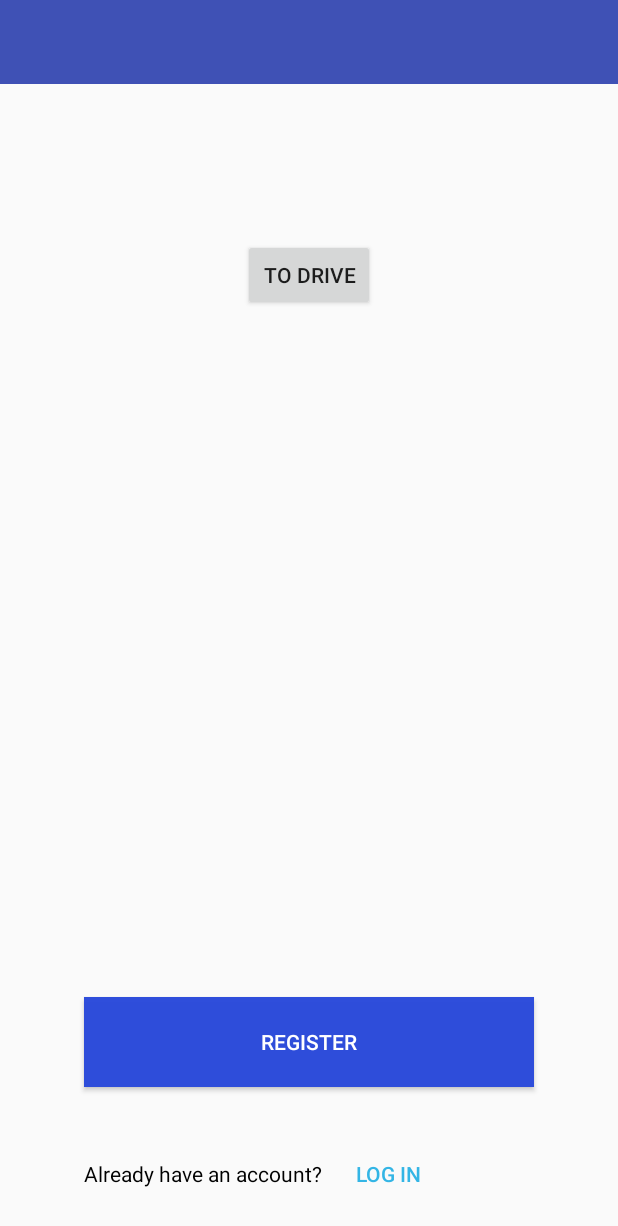
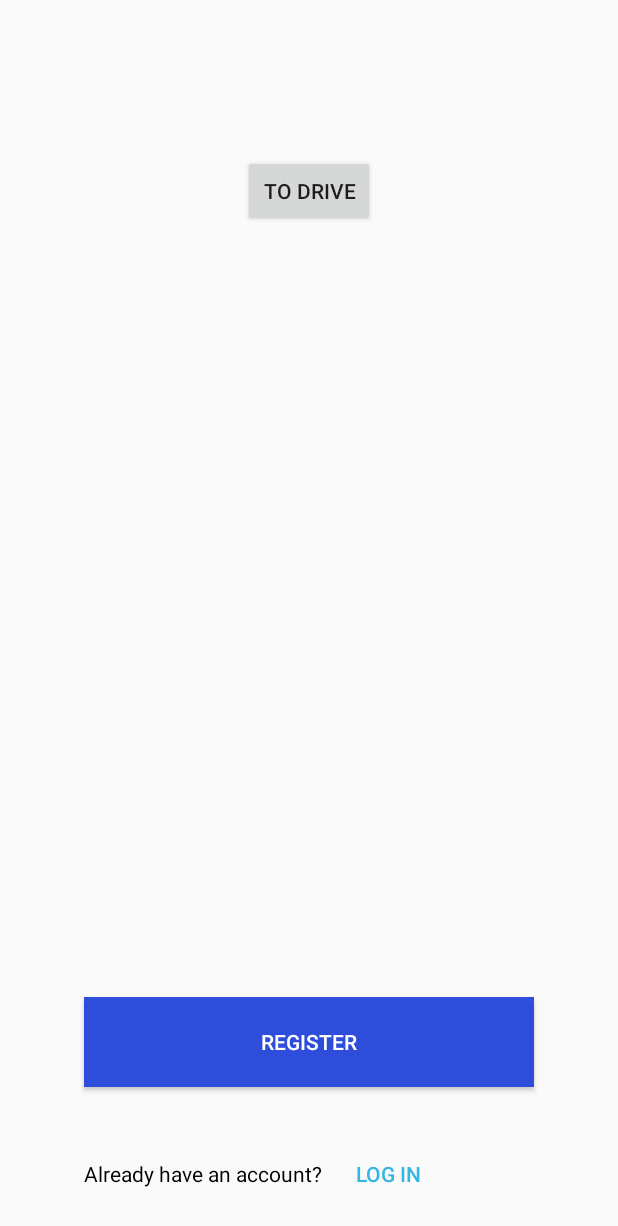
Before and after one commit to lucianoRM/fdrive_frontend, an Android app: the screen it shows after launch (MainActivity), on a phone screen of 412 x 824 dp. Shown: the top 1226 px of the screen. Run offline under Robolectric (Android 15) with nearby library versions, the phone set to English and light mode, and no system bars.

Commit message:
Added floating action button and it's listener. Changed some colors and removed toolbar from main activity, looks cleaner

```diff
--- a/FDrive/app/src/main/res/layout/activity_main.xml
+++ b/FDrive/app/src/main/res/layout/activity_main.xml
@@ -4,12 +4,6 @@
     android:layout_width="match_parent"
     android:layout_height="match_parent"
     tools:context=".MainActivity">
-
-    <include
-        layout="@layout/toolbar"
-        android:layout_width="match_parent"
-        android:layout_height="wrap_content"
-        android:id="@+id/include" />
 
     <Button
         android:layout_width="wrap_content"
--- a/FDrive/app/src/main/res/values/colors.xml
+++ b/FDrive/app/src/main/res/values/colors.xml
@@ -1,6 +1,8 @@
 <?xml version="1.0" encoding="utf-8"?>
 <resources>
-    <color name="colorPrimary">#3F51B5</color>
-    <color name="colorPrimaryDark">#303F9F</color>
-    <color name="colorAccent">#FF4081</color>
+    <color name="colorPrimary">#97BC0F</color>
+    <color name="colorPrimaryDark">#739300</color>
+    <color name="colorAccent">#83781B</color>
+    <color name="background">#8B8982</color>
+    <color name="floatingButtonColorPressed">#94892c</color>
 </resources>
```
Also changed, not shown: FDrive/app/src/main/java/com/example/margonari/fdrive/DriveActivity.java (+16 -0 lines), FDrive/app/src/main/res/layout/main_content.xml (+21 -3 lines), FDrive/app/src/main/res/mipmap-hdpi/ic_file_upload_white_24dp.png (added), FDrive/app/src/main/res/mipmap-mdpi/ic_file_upload_white_24dp.png (added), FDrive/app/src/main/res/mipmap-xhdpi/ic_file_upload_white_24dp.png (added), FDrive/app/src/main/res/mipmap-xxhdpi/ic_file_upload_white_24dp.png (added), FDrive/app/src/main/res/mipmap-xxxhdpi/ic_file_upload_white_24dp.png (added).
